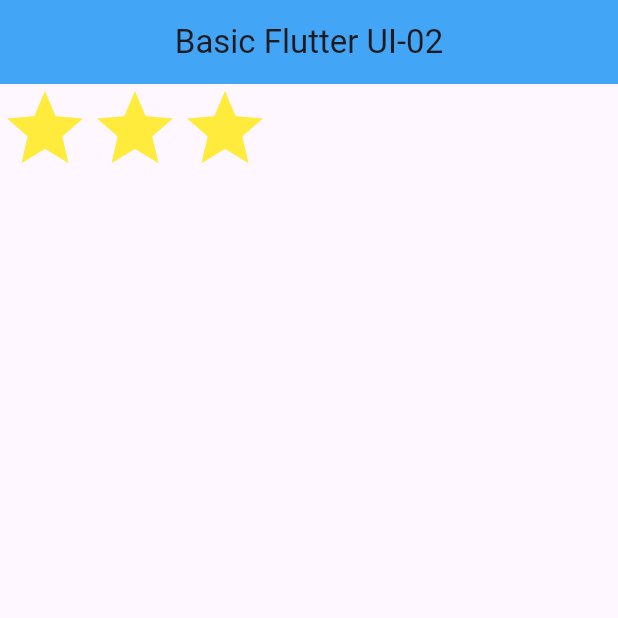
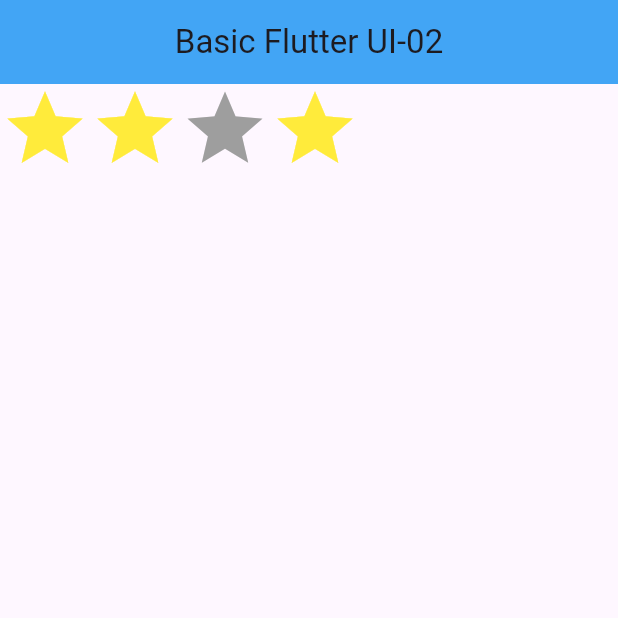
Before and after one commit to saidur-rahaman/flutter_application_12, a Flutter app: the screen it shows after launch, on a phone screen of 412 x 824 dp, the top half of it. Run offline on Flutter 3.47's test engine with Material 3 defaults, Android fonts, the light colour scheme and no system bars.

Commit message:
Task 1.3

```diff
--- a/lib/main.dart
+++ b/lib/main.dart
@@ -32,6 +32,11 @@ class MyApp extends StatelessWidget {
             ),
             Icon(
               Icons.star,
+              color: Colors.grey,
+              size: 60,
+            ),
+            Icon(
+              Icons.star,
               color: Colors.yellow,
               size: 60,
             ),
```
